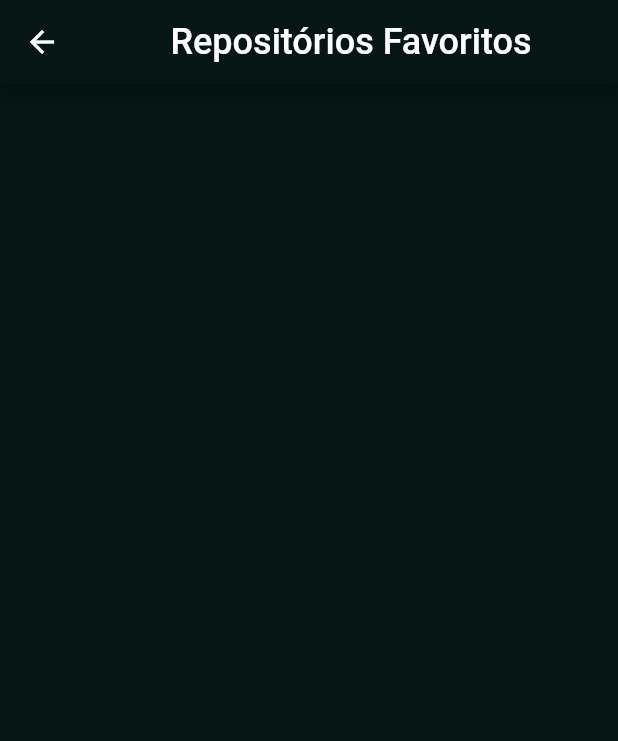
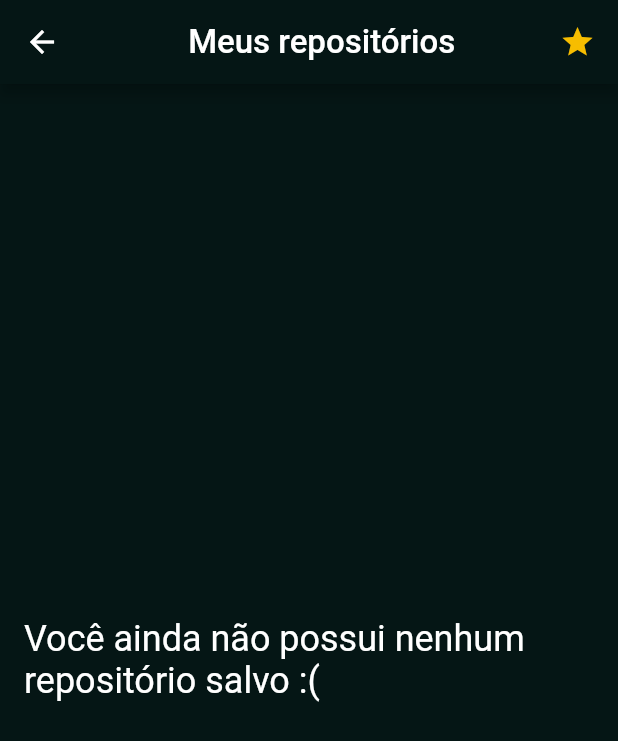
Before and after one commit to thaabrunaa/repository_explorer, a Flutter app: the FavoriteRepositoryPage screen opened by its route, on a phone screen of 412 x 824 dp. Shown: the top 741 px of the screen. Run offline on Flutter 3.47's test engine with Material 2 defaults, Android fonts, the phone set to English and light mode, and no system bars; our stand-ins replace dio, equatable, flutter_mobx, flutter_modular, get_it, mobx and 1 more; accounts and stored records are empty; generated files the repository leaves out were written again; network calls fail.

Commit message:
Adicionando melhorias

```diff
--- a/lib/main.dart
+++ b/lib/main.dart
@@ -3,8 +3,7 @@ import 'package:flutter_modular/flutter_modular.dart';
 import 'package:get_it/get_it.dart';
 import 'package:repository_explorer/src/app/app_module.dart';
 import 'package:repository_explorer/src/app/app_widget.dart';
-
-import 'src/app/modules/presentation/home/repository_info_store.dart';
+import 'package:repository_explorer/src/app/modules/presentation/repository_info/store/repository_info_store.dart';
 
 void main() {
   GetIt.I.registerSingleton<RepositoryInfoStore>(RepositoryInfoStore());
--- a/lib/src/app/config/data_repository_info_constants.dart
+++ b/lib/src/app/config/data_repository_info_constants.dart
@@ -1,6 +1,7 @@
 const String DATABASE_NAME = 'git_repository_info_db';
 
 const String REPOSITORY_TABLE_NAME = 'repository';
+const String REPOSITORY_COLUMN_ID = 'id';
 const String REPOSITORY_COLUMN_REPOSITORYID = 'repositoryID';
 const String REPOSITORY_COLUMN_NAME = 'name';
 const String REPOSITORY_COLUMN_DESCRIPTION = 'description';
@@ -11,7 +12,8 @@ const String REPOSITORY_COLUMN_STARGAZERS_COUNT = 'stargazers_count';
 const String CREATE_REPOSITORY_TABLE_SCRIPT =
     ''' CREATE TABLE $REPOSITORY_TABLE_NAME
   (
-    $REPOSITORY_COLUMN_REPOSITORYID INTEGER PRIMARY KEY,
+    $REPOSITORY_COLUMN_ID INTEGER PRIMARY KEY,
+    $REPOSITORY_COLUMN_REPOSITORYID INTEGER,
     $REPOSITORY_COLUMN_NAME TEXT,
     $REPOSITORY_COLUMN_DESCRIPTION TEXT,
     $REPOSITORY_COLUMN_CREATE_AT TEXT,
--- a/lib/src/app/modules/data/data_sources/local/get_repository_info_local_datasource_imp.dart
+++ b/lib/src/app/modules/data/data_sources/local/get_repository_info_local_datasource_imp.dart
@@ -4,10 +4,11 @@ import 'package:path/path.dart';
 
 import 'package:path_provider/path_provider.dart';
 import 'package:repository_explorer/src/app/config/data_repository_info_constants.dart';
+import 'package:repository_explorer/src/app/modules/data/data_sources/local/get_repository_info_local_datasource.dart';
 import 'package:repository_explorer/src/app/modules/data/dto/repository_info_dto.dart';
 import 'package:sqflite/sqflite.dart';
 
-class RepositoryInfoLocal {
+class RepositoryInfoLocal implements GetRepositoryInfoLocalDatasource {
   static Database? _database;
   static final RepositoryInfoLocal db = RepositoryInfoLocal._();
 
@@ -24,7 +25,7 @@ class RepositoryInfoLocal {
   }
 
   // Create the database and the repository table
-  initDB() async {
+  Future initDB() async {
     Directory documentsDirectory = await getApplicationDocumentsDirectory();
     final path = join(documentsDirectory.path, DATABASE_NAME);
 
@@ -45,11 +46,11 @@ class RepositoryInfoLocal {
 
       repositoryInfo.idRepository =
           await db.rawInsert('''insert into $REPOSITORY_TABLE_NAME(
-          $REPOSITORY_COLUMN_NAME, $REPOSITORY_COLUMN_DESCRIPTION,
+          $REPOSITORY_COLUMN_REPOSITORYID, $REPOSITORY_COLUMN_NAME, $REPOSITORY_COLUMN_DESCRIPTION,
           $REPOSITORY_COLUMN_CREATE_AT, $REPOSITORY_COLUMN_LANGUAGE,
           $REPOSITORY_COLUMN_STARGAZERS_COUNT)
           VALUES(
-            '${repositoryInfo.name}', '${repositoryInfo.description}',
+            '${repositoryInfo.idRepository}', '${repositoryInfo.name}', '${repositoryInfo.description}',
             '${repositoryInfo.dateCreate}', '${repositoryInfo.qtdNumberStar}',
             '${repositoryInfo.language}')
         ''');
@@ -75,7 +76,7 @@ class RepositoryInfoLocal {
     }
   }
 
-  deleteId(int id) async {
+  Future<bool> deleteId(int id) async {
     try {
       final db = await database;
       db.delete(REPOSITORY_TABLE_NAME, where: "repositoryID = $id");
--- a/lib/src/app/modules/data/dto/repository_info_dto.dart
+++ b/lib/src/app/modules/data/dto/repository_info_dto.dart
@@ -2,7 +2,7 @@ import 'package:repository_explorer/src/app/config/data_repository_info_constant
 import 'package:repository_explorer/src/app/modules/domain/entites/repository_info_entity.dart';
 
 class RepositoryInfoDto extends RepositoryInfoEntity {
-  bool isButtonSave;
+  Function? isButtonSave;
   late int? idRepository;
   final String nameRepository;
   final String descriptionRepository;
@@ -10,7 +10,7 @@ class RepositoryInfoDto extends RepositoryInfoEntity {
   final String qtNumberStar;
   final String language;
   RepositoryInfoDto({
-    this.isButtonSave = true,
+    this.isButtonSave,
     this.idRepository,
     required this.nameRepository,
     required this.descriptionRepository,
@@ -27,6 +27,7 @@ class RepositoryInfoDto extends RepositoryInfoEntity {
 
   Map<String, dynamic> toMap() {
     return {
+      'id': idRepository,
       'name': nameRepository,
       'description': descriptionRepository,
       'created_at': dtCreate,
@@ -58,4 +59,25 @@ class RepositoryInfoDto extends RepositoryInfoEntity {
           (map[REPOSITORY_COLUMN_STARGAZERS_COUNT] as String).toString(),
     );
   }
+
+  RepositoryInfoDto copyWith({
+    Function? isButtonSave,
+    int? idRepository,
+    String? nameRepository,
+    String? descriptionRepository,
+    String? dtCreate,
+    String? qtNumberStar,
+    String? language,
+  }) {
+    return RepositoryInfoDto(
+      isButtonSave: isButtonSave ?? this.isButtonSave,
+      idRepository: idRepository ?? this.idRepository,
+      nameRepository: nameRepository ?? this.nameRepository,
+      descriptionRepository:
+          descriptionRepository ?? this.descriptionRepository,
+      dtCreate: dtCreate ?? this.dtCreate,
+      language: language ?? this.language,
+      qtNumberStar: qtNumberStar ?? this.qtNumberStar,
+    );
+  }
 }
--- a/lib/src/app/modules/data/repositories/get_repository_info_repository_imp.dart
+++ b/lib/src/app/modules/data/repositories/get_repository_info_repository_imp.dart
@@ -1,7 +1,7 @@
 import 'package:flutter_modular/flutter_modular.dart';
 import 'package:repository_explorer/src/app/modules/data/data_sources/remote/get_repository_info_remote_datasource.dart';
 import 'package:repository_explorer/src/app/modules/data/dto/repository_info_dto.dart';
-import 'package:repository_explorer/src/app/modules/domain/repositories/get_repository_info_repository.dart';
+import 'package:repository_explorer/src/app/modules/domain/repositories/repository_info_repository.dart';
 
 final $GetRepositoryInfoRepositoryImpl =
     Bind.singleton((i) => GetRepositoryInfoRepositoryImpl(i()));
--- a/lib/src/app/modules/domain/use_cases/get_repository_info_use_case_imp.dart
+++ b/lib/src/app/modules/domain/use_cases/get_repository_info_use_case_imp.dart
@@ -1,5 +1,5 @@
 import 'package:flutter_modular/flutter_modular.dart';
-import 'package:repository_explorer/src/app/modules/domain/repositories/get_repository_info_repository.dart';
+import 'package:repository_explorer/src/app/modules/domain/repositories/repository_info_repository.dart';
 import 'package:repository_explorer/src/app/modules/domain/use_cases/get_repository_info_use_case.dart';
 import 'package:repository_explorer/src/app/shared/response/response_presentation.dart';
 
--- a/lib/src/app/modules/presentation/favorite_repository/favorite_repository_page.dart
+++ b/lib/src/app/modules/presentation/favorite_repository/favorite_repository_page.dart
@@ -22,7 +22,6 @@ class _FavoriteRepositoryPageState extends State<FavoriteRepositoryPage> {
 
   void getFavoriteRepository() async {
     await controller.getFavoriteRepository();
-    setState(() {});
   }
 
   @override
@@ -33,16 +32,43 @@ class _FavoriteRepositoryPageState extends State<FavoriteRepositoryPage> {
         backgroundColor: const Color(0xFF051615),
         title: const Center(
           child: Text(
-            'Repositórios Favoritos',
-            style: TextStyle(fontSize: 24),
+            'Meus repositórios',
+            style: TextStyle(fontSize: 22),
+          ),
+        ),
+        actions: [
+          Container(
+            margin: const EdgeInsets.only(right: 15),
+            child: Icon(
+              Icons.star,
+              size: 24,
+              color: Color.fromARGB(255, 247, 189, 0),
+            ),
+          ),
+        ],
+      ),
+      body: Observer(
+        builder: (_) {
+          return controller.repositoryInfoStore.listRepositoryFavorite.isEmpty
+              ? Center(
+                  child: Padding(
+                    padding: const EdgeInsets.all(16),
+                    child: Text(
+                      'Você ainda não possui nenhum repositório salvo :(',
+                      style: TextStyle(
+                        color: Colors.white,
+                        fontWeight: FontWeight.w400,
+                        fontSize: 24,
                       ),
                     ),
                   ),
-      body: ListView.builder(
-        itemCount: controller.repositoryInfoStore.listRepositoryFavorite.length,
+                )
+              : ListView.builder(
+                  itemCount: controller
+                      .repositoryInfoStore.listRepositoryFavorite.length,
                   itemBuilder: (_, index) {
-          final model =
-              controller.repositoryInfoStore.listRepositoryFavorite[index];
+                    final model = controller
+                        .repositoryInfoStore.listRepositoryFavorite[index];
                     return Column(
                       children: [
                         Container(
@@ -50,7 +76,7 @@ class _FavoriteRepositoryPageState extends State<FavoriteRepositoryPage> {
                           height: 250,
                           padding: const EdgeInsets.all(8),
                           decoration: BoxDecoration(
-                  color: const Color(0xFF26BEBF),
+                            color: Color.fromARGB(255, 250, 175, 175),
                             borderRadius: BorderRadius.circular(8),
                           ),
                           child: Column(
@@ -58,7 +84,8 @@ class _FavoriteRepositoryPageState extends State<FavoriteRepositoryPage> {
                             mainAxisAlignment: MainAxisAlignment.center,
                             children: [
                               Row(
-                      mainAxisAlignment: MainAxisAlignment.spaceBetween,
+                                mainAxisAlignment:
+                                    MainAxisAlignment.spaceBetween,
                                 children: [
                                   Text(
                                     model.name,
@@ -76,16 +103,18 @@ class _FavoriteRepositoryPageState extends State<FavoriteRepositoryPage> {
                                   return TextButton(
                                     style: ButtonStyle(
                                       backgroundColor:
-                                MaterialStateProperty.all<Color>(Colors.white),
+                                          MaterialStateProperty.all<Color>(
+                                              Colors.white),
                                       foregroundColor:
-                                MaterialStateProperty.all<Color>(Colors.black),
+                                          MaterialStateProperty.all<Color>(
+                                              Colors.black),
                                     ),
                                     onPressed: () {
                                       controller.deleteFavoriteRepository(
                                         context: context,
                                         idRepository: model.idRepository!,
+                                        repositoryDto: model,
                                       );
-                            setState(() {});
                                     },
                                     child: Text(
                                       'Excluir repositório',
@@ -103,6 +132,8 @@ class _FavoriteRepositoryPageState extends State<FavoriteRepositoryPage> {
                       ],
                     );
                   },
+                );
+        },
       ),
     );
   }
```
Also changed, not shown: lib/src/app/app_module.dart (+6 -4 lines), lib/src/app/modules/data/data_sources/local/get_repository_info_local_datasource.dart (added, +13 -0 lines), lib/src/app/modules/presentation/favorite_repository/favorite_repository_controller.dart (+13 -6 lines), lib/src/app/modules/presentation/home/repository_info_page.dart (deleted, +0 -172 lines), lib/src/app/modules/presentation/home/repository_info_store.dart (deleted, +0 -36 lines), lib/src/app/modules/presentation/repository_info/repository_info_controller.dart (renamed from lib/src/app/modules/presentation/home/repository_info_controller.dart, +14 -12 lines), lib/src/app/modules/presentation/repository_info/repository_info_module.dart (renamed from lib/src/app/modules/presentation/home/repository_info_module.dart, +4 -4 lines), lib/src/app/modules/presentation/repository_info/repository_info_page.dart (added, +207 -0 lines), lib/src/app/modules/presentation/repository_info/store/repository_info_store.dart (added, +62 -0 lines), lib/src/app/modules/domain/repositories/repository_info_repository.dart (renamed from lib/src/app/modules/domain/repositories/get_repository_info_repository.dart), lib/src/app/modules/presentation/repository_info/store/repository_info_store.g.dart, 3 other files. Lines whose indentation alone changed are shown as unchanged.
